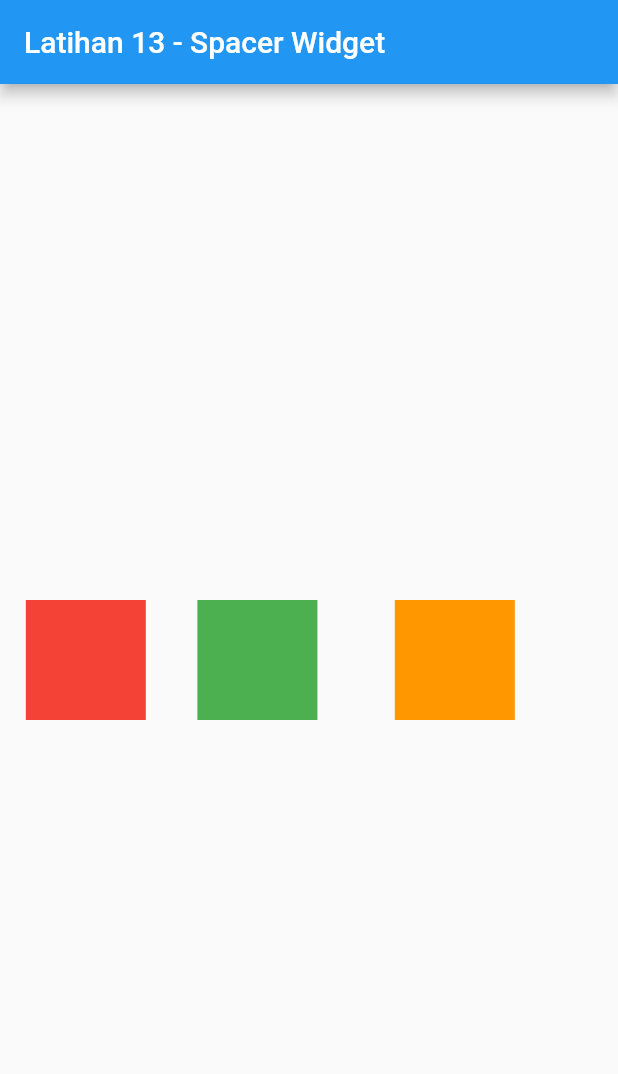
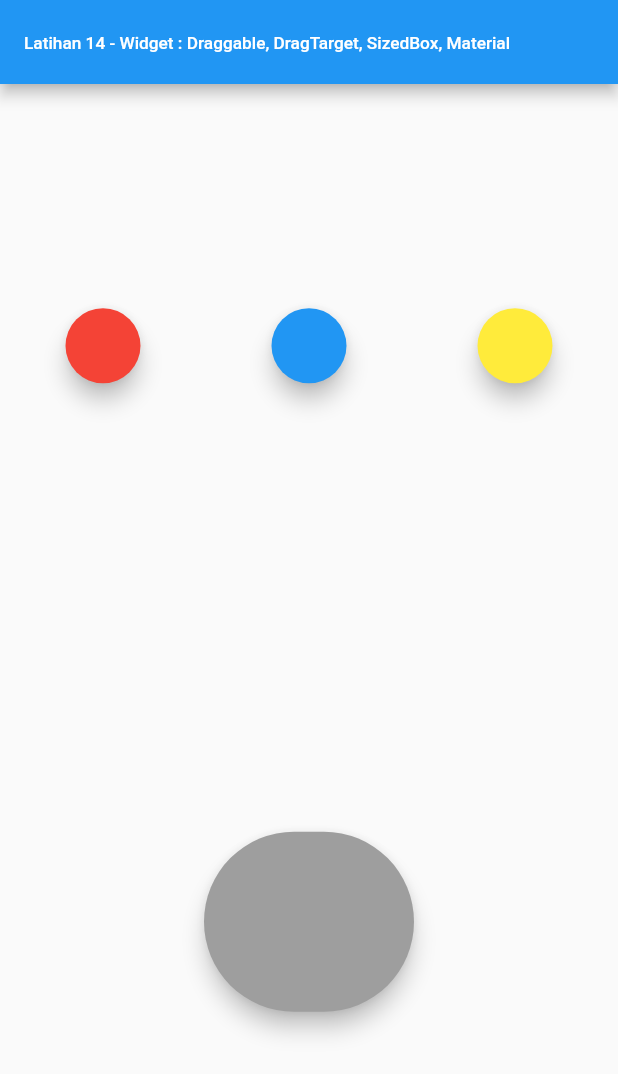
Before and after one commit to dodichakill/latihan_flutter_ku, a Flutter app: the screen it shows after launch, on a phone screen of 412 x 824 dp. Shown: the top 1074 px of the screen. Run offline on Flutter 3.47's test engine with Material 2 defaults, Android fonts, the phone set to English and light mode, and no system bars.

Commit message:
Latihan 14 - Widget : Draggable, DragTarget, SizedBox, Material

```diff
--- a/lib/main.dart
+++ b/lib/main.dart
@@ -1,128 +1,160 @@
-// Latihan 13 - Spacer Widget
+// Latihan 14 - Widget : Draggable, DragTarget, SizedBox, Material
 
 import 'package:flutter/material.dart';
 
 void main() => runApp(MyApp());
 
+// ignore: must_be_immutable
 class MyApp extends StatelessWidget {
+  Color color1 = Colors.red;
+  Color color2 = Colors.blue;
+  Color color3 = Colors.yellow;
+
+  Color targetColor;
+  bool isAccepted = false;
+
   @override
   Widget build(BuildContext context) {
     return MaterialApp(
       home: Scaffold(
           appBar: AppBar(
-          title: Text('Latihan 13 - Spacer Widget'),
+            title: Text(
+              'Latihan 14 - Widget : Draggable, DragTarget, SizedBox, Material',
+              style: TextStyle(fontSize: 11.5),
             ),
-        body: Center(
-          child: Row(
-            // mainAxisAlignment: MainAxisAlignment.spaceEvenly,
-            // mainAxisAlignment: MainAxisAlignment.spaceAround,
-            // mainAxisAlignment: MainAxisAlignment.spaceBetween,
-
-            // //dibawah ini merupakan contoh penggunaan spacer secara default yang hasilnya seperti MainAxisAlignment.spaceBetween
-            // children: [
-            //   Container(
-            //     height: 80,
-            //     width: 80,
-            //     color: Colors.red,
-            //   ),
-            //   // Spacer(),
-            //   Container(
-            //     height: 80,
-            //     width: 80,
-            //     color: Colors.green,
-            //   ),
-            //   // Spacer(),
-            //   Container(
-            //     height: 80,
-            //     width: 80,
-            //     color: Colors.orange,
-            //   ),
-
-            // //dibawah ini merupakan contoh penggunaan spacer penggunaan spacer secara default yang hasilnya seperti MainAxisAlignment.spaceEvenly
-            // children: [
-            //   Spacer(),
-            //   Container(
-            //     height: 80,
-            //     width: 80,
-            //     color: Colors.red,
-            //   ),
-            //   Spacer(),
-            //   Container(
-            //     height: 80,
-            //     width: 80,
-            //     color: Colors.green,
-            //   ),
-            //   Spacer(),
-            //   Container(
-            //     height: 80,
-            //     width: 80,
-            //     color: Colors.orange,
-            //   ),
-            //   Spacer(),
-
-            // //dibawah ini merupakan contoh penggunaan spacer secara default yang hasilnya seperti MainAxisAlignment.spaceAround
-            // children: [
-            //   Spacer(),
-            //   Container(
-            //     height: 80,
-            //     width: 80,
-            //     color: Colors.red,
-            //   ),
-            //   Spacer(),
-            //   Spacer(),
-            //   Container(
-            //     height: 80,
-            //     width: 80,
-            //     color: Colors.green,
-            //   ),
-            //   Spacer(),
-            //   Spacer(),
-            //   Container(
-            //     height: 80,
-            //     width: 80,
-            //     color: Colors.orange,
-            //   ),
-            //   Spacer(),
-
-            //dibawah ini merupakan contoh penggunaan spacer dengan property flex yang hasilnya bisa kita custom sendiri
-            children: [
-              Spacer(
-                flex: 1,
           ),
-              Container(
-                height: 80,
-                width: 80,
-                color: Colors.red,
+          body: Column(
+            mainAxisAlignment: MainAxisAlignment.spaceAround,
+            children: <Widget>[
+              Row(
+                mainAxisAlignment: MainAxisAlignment.spaceAround,
+                children: <Widget>[
+                  Draggable<Color>(
+                    data: color1,
+                    child: SizedBox(
+                      width: 50,
+                      height: 50,
+                      child: Material(
+                        color: color1,
+                        shape: StadiumBorder(),
+                        elevation: 6,
                       ),
-              Spacer(
-                flex: 2,
                     ),
-              Container(
-                height: 80,
-                width: 80,
-                color: Colors.green,
+                    childWhenDragging: SizedBox(
+                      width: 50,
+                      height: 50,
+                      child: Material(
+                        color: Colors.grey.withOpacity(0.5),
+                        shape: StadiumBorder(),
                       ),
-              Spacer(
-                flex: 3,
                     ),
-              Container(
-                height: 80,
-                width: 80,
-                color: Colors.orange,
+                    feedback: SizedBox(
+                      width: 50,
+                      height: 50,
+                      child: Material(
+                        color: color1.withOpacity(0.7),
+                        shape: StadiumBorder(),
+                        elevation: 6,
                       ),
-              Spacer(
-                flex: 4,
+                    ),
+                  ),
+                  Draggable<Color>(
+                    data: color2,
+                    child: SizedBox(
+                      width: 50,
+                      height: 50,
+                      child: Material(
+                        color: color2,
+                        shape: StadiumBorder(),
+                        elevation: 6,
+                      ),
+                    ),
+                    childWhenDragging: SizedBox(
+                      width: 50,
+                      height: 50,
+                      child: Material(
+                        color: Colors.grey.withOpacity(0.5),
+                        shape: StadiumBorder(),
+                      ),
+                    ),
+                    feedback: SizedBox(
+                      width: 50,
+                      height: 50,
+                      child: Material(
+                        color: color2.withOpacity(0.7),
+                        shape: StadiumBorder(),
+                        elevation: 6,
+                      ),
+                    ),
+                  ),
+                  Draggable<Color>(
+                    data: color3,
+                    child: SizedBox(
+                      width: 50,
+                      height: 50,
+                      child: Material(
+                        color: color3,
+                        shape: StadiumBorder(),
+                        elevation: 6,
+                      ),
+                    ),
+                    childWhenDragging: SizedBox(
+                      width: 50,
+                      height: 50,
+                      child: Material(
+                        color: Colors.grey.withOpacity(0.5),
+                        shape: StadiumBorder(),
+                      ),
+                    ),
+                    feedback: SizedBox(
+                      width: 50,
+                      height: 50,
+                      child: Material(
+                        color: color3.withOpacity(0.7),
+                        shape: StadiumBorder(),
+                        elevation: 6,
+                      ),
+                    ),
                   ),
                 ],
               ),
+              DragTarget<Color>(
+                builder: (context, candidates, rejected) {
+                  return (isAccepted)
+                      ? SizedBox(
+                          width: 140,
+                          height: 120,
+                          child: Material(
+                            color: targetColor,
+                            shape: StadiumBorder(),
+                            elevation: 6,
                           ),
+                        )
+                      : SizedBox(
+                          width: 140,
+                          height: 120,
+                          child: Material(
+                            color: Colors.grey,
+                            shape: StadiumBorder(),
+                            elevation: 6,
                           ),
+                        );
+                },
+                onWillAccept: (value) => true,
+                onAccept: (value) {
+                  isAccepted = true;
+                  targetColor = value;
+                },
+              )
+            ],
+          )),
     );
   }
 }
 
 // penjelasan singkat
 // ----------------
-// widget Spacer berguna untuk membuat jarak antara widget.
-// dan mempunyai property flex
-// diatas merupakan contoh penggunaanya.
+// widget SizedBox berfungsi untuk membungkus dan memberikan ukuran tinggi dan lebar untuk widget yang tidak mempunyai property weight dan height.
+// widget material mempunyai sebuah property color, shape: StadiumBorder() yang berguna untuk memberikan border radius 50%, juga mempunyai properti elevation yang berfungsi ketinggian untuk memberikan efek shadow
+// Dragable adalah widget yang dapat di drag, mempunyai tipe data tergantung apa yang ingin dikembalikan, dan mempunyai properti data yang berfungsi untuk mengirimkan data yang telah diberikan tersebut untuk dikirim ke widget DataTarget untuk diproses datanya. Dragable juga mempunyai property childWhenDragging yang berguna untuk memproses apa yang akan dilakukan jika widgetnya di drag maka akan melakukan suatu tugas, dan juga memiliki property feedback yang berfungsi untuk melakukan tugas jika widgetnya sedang didrag.
+// DataTarget merupakan widget yang berfungsi untuk menerima data dan mengolahnya dari widget Dragable, mempunyai property builder: (context, candidates, rejected) {...} yang berguna untuk mengolah data, onWillAccept: (value) => true; yang berguna untuk membuat persetujuan akan menerima proses jika data diterima, dan property onAccept yang berfungsi untuk mengolah jika data itu sudah benar-benar diterima
```
Lines whose indentation alone changed are shown as unchanged.
